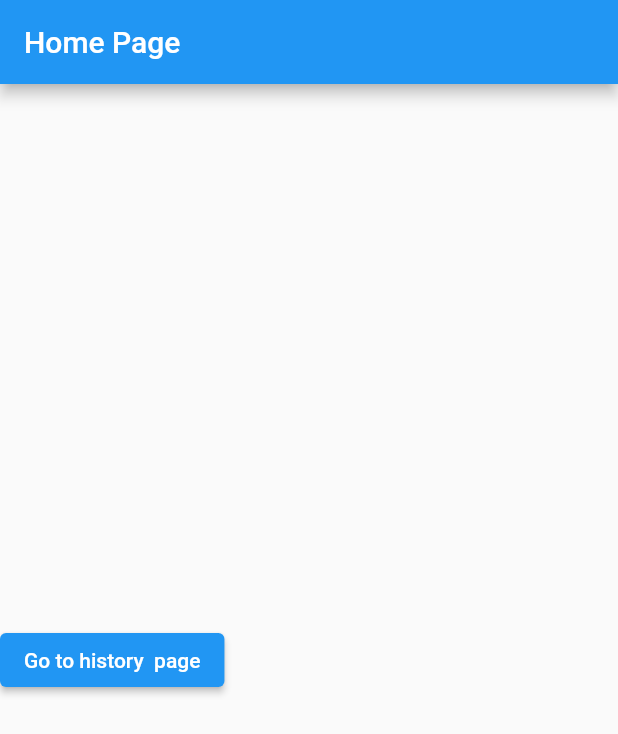
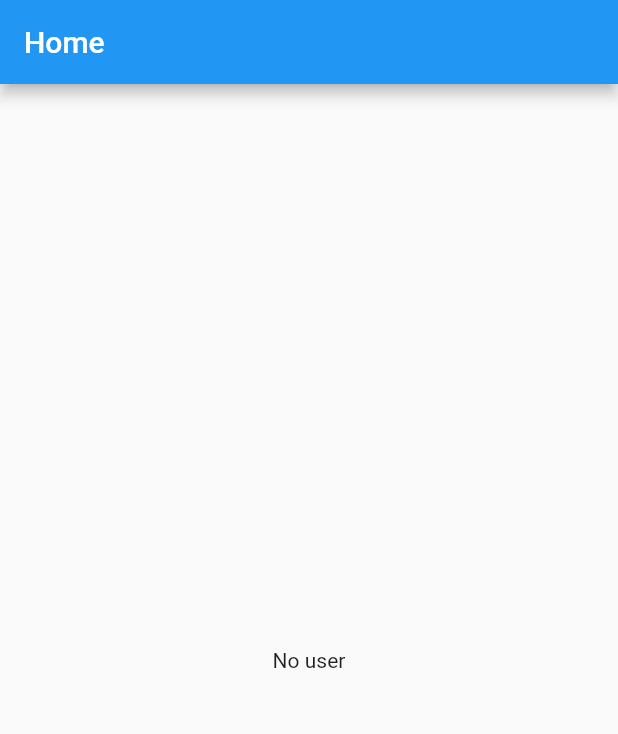
Before and after one commit to leochaddad/presenca, a Flutter app: the screen it shows after launch, on a phone screen of 412 x 824 dp. Shown: the top 734 px of the screen. Run offline on Flutter 3.47's test engine with Material 2 defaults, Android fonts, the phone set to English and light mode, and no system bars; our stand-ins replace auto_route, firebase_auth, firebase_core, flutter_form_builder, form_builder_validators; accounts and stored records are empty.

Commit message:
login with firebase

```diff
--- a/lib/pages/home.dart
+++ b/lib/pages/home.dart
@@ -1,28 +1,28 @@
-import 'package:auto_route/auto_route.dart';
+
 import 'package:flutter/material.dart';
-import 'package:presenca_aluno/routes/router.gr.dart';
+
+import 'package:presenca_aluno/services/auth_service.dart';
+import 'package:provider/provider.dart';
 
 class HomePage extends StatelessWidget {
   const HomePage({Key? key}) : super(key: key);
 
   @override
   Widget build(BuildContext context) {
-    return Scaffold(
-      appBar: AppBar(
-        title: const Text('Home Page'),
-      ),
-      body: Column(
-        mainAxisAlignment: MainAxisAlignment.center,
-        children: <Widget>[
-          // logout button
-          ElevatedButton(
-            onPressed: () {
-              context.router.push(const StudentHistoryRoute());
-            },
-            child: const Text('Go to history  page'),
+    return Consumer <AuthService>(
+      builder: (context, authService, child) {
+        return Scaffold(
+          appBar: AppBar(
+            title: const Text('Home'),
+
           ),
-        ],
-      ),
-    );
-  }
+          body: Center(
+            child:  Text(authService.user?.email ?? 'No user'),
+          ),
+        );
+      },
+    )
+    ;
+
 }
+}
--- a/lib/pages/login.dart
+++ b/lib/pages/login.dart
@@ -1,3 +1,4 @@
+import 'package:firebase_auth/firebase_auth.dart';
 import 'package:flutter/material.dart';
 import 'package:flutter_form_builder/flutter_form_builder.dart';
 import 'package:form_builder_validators/form_builder_validators.dart';
@@ -9,6 +10,20 @@ class LoginPage extends StatelessWidget {
 
   final _formKey = GlobalKey<FormBuilderState>();
 
+  static Future<User?> signIn(String email, String password) async {
+    final auth = FirebaseAuth.instance;
+    User? user;
+    try {
+      final result = await auth.signInWithEmailAndPassword(
+        email: email,
+        password: password,
+      );
+      user = result.user;
+    } catch (e) {
+      print(e.toString());
+    }
+    return user;
+  }
 
   @override
   Widget build(BuildContext context) {
@@ -37,21 +52,22 @@ class LoginPage extends StatelessWidget {
                   FormBuilderValidators.required(
                     errorText: 'Password is required',
                   ),
-
-                  FormBuilderValidators.minLength(6, errorText: 'Password must be at least 6 characters'),
+                  FormBuilderValidators.minLength(6,
+                      errorText: 'Password must be at least 6 characters'),
                 ]),
               ),
               ElevatedButton(
                 onPressed: () {
-                _formKey.currentState!.save();
-                if(_formKey.currentState!.validate()) {
-                  print(_formKey.currentState!.value);
-                  // clear form
-                  _formKey.currentState!.reset();
-                }
+                  _formKey.currentState!.save();
+                  if (_formKey.currentState!.validate()) {
+                    // clear form
+                    signIn(_formKey.currentState!.value['email'] as String,
+                        _formKey.currentState!.value['password'] as String);
+
+                    _formKey.currentState!.reset();
+                  }
                 },
                 child: const Text('Login'),
-
               ),
             ],
           ),
```
Also changed, not shown: lib/main.dart (+6 -1 lines).
